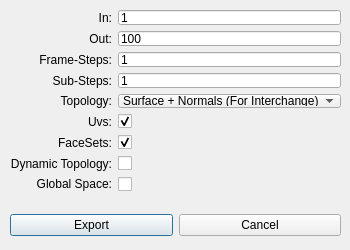
This is UI/ExocortexAlembicExport.ui in Exocortex/ExocortexCrate as Qt 5 draws it before an edit. The edited form follows.
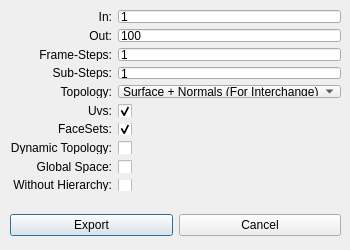
This is the edited form.

Commit message: #63: new option for exporting without hierarchy

What changed in the file:
```diff
--- a/UI/ExocortexAlembicExport.ui
+++ b/UI/ExocortexAlembicExport.ui
@@ -215,6 +215,26 @@
       </property>
      </widget>
     </item>
+     <item row="9" column="0">
+       <widget class="QLabel" name="label_12">
+         <property name="text">
+           <string>Without Hierarchy:</string>
+         </property>
+         <property name="alignment">
+           <set>Qt::AlignRight|Qt::AlignTrailing|Qt::AlignVCenter</set>
+         </property>
+       </widget>
+     </item>
+     <item row="9" column="1">
+       <widget class="QCheckBox" name="withouthierarchy">
+         <property name="text">
+           <string/>
+         </property>
+         <property name="checked">
+           <bool>false</bool>
+         </property>
+       </widget>
+     </item>
    </layout>
   </widget>
   <widget class="QWidget" name="horizontalLayoutWidget">
```
Lines whose indentation alone changed are shown as unchanged. The commit also changes 2 other files.
